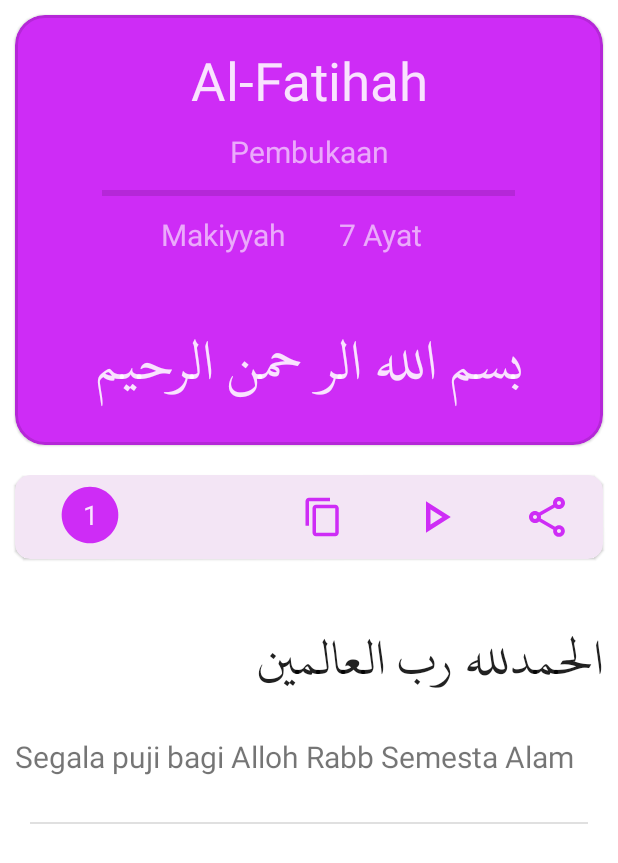
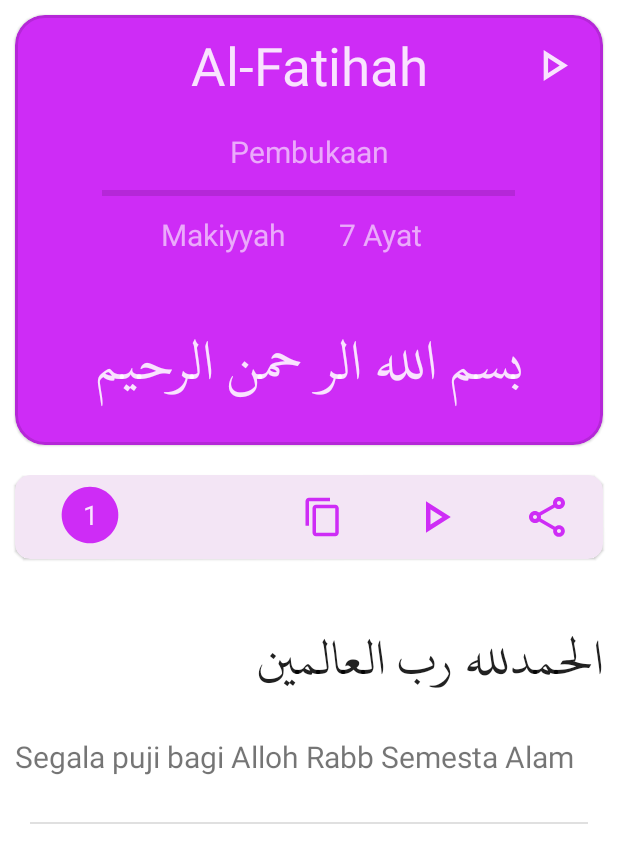
Before and after one commit to RMA-17/QoranQ, an Android app: the layout item_ayat.xml on its own in the app's theme, with its tools: preview values and no code run, on a phone screen of 412 x 824 dp. Shown: the top 863 px of the screen. Run offline under Robolectric (Android 15) with nearby library versions, the light colour scheme and no system bars.

Commit message:
Update Project Beta 4

```diff
--- a/app/build.gradle
+++ b/app/build.gradle
@@ -48,8 +48,8 @@ dependencies {
     kapt("com.google.dagger:hilt-android-compiler:2.38.1")
     implementation 'androidx.core:core-ktx:1.6.0'
     implementation 'androidx.appcompat:appcompat:1.3.1'
-    implementation 'com.google.android.material:material:1.5.0-alpha02'
-    implementation 'androidx.constraintlayout:constraintlayout:2.1.0'
+    implementation 'com.google.android.material:material:1.5.0-alpha04'
+    implementation 'androidx.constraintlayout:constraintlayout:2.1.1'
     implementation 'androidx.lifecycle:lifecycle-livedata-ktx:2.3.1'
     implementation 'androidx.lifecycle:lifecycle-viewmodel-ktx:2.3.1'
     implementation 'androidx.navigation:navigation-fragment-ktx:2.3.5'
@@ -60,4 +60,6 @@ dependencies {
     androidTestImplementation 'androidx.test.espresso:espresso-core:3.4.0'
     implementation fileTree(dir: 'libs', include: ['*.jar'])
     implementation 'com.github.EspoirX:StarrySky:v2.6.4'
+    implementation 'com.fredporciuncula:flow-preferences:1.5.0'
+    implementation "androidx.preference:preference-ktx:1.1.1"
 }
--- a/app/src/main/java/com/rmaproject/myqoran/QuranApplication.kt
+++ b/app/src/main/java/com/rmaproject/myqoran/QuranApplication.kt
@@ -22,6 +22,7 @@ class QuranApplication : Application() {
             }
             pendingIntentMode { NotificationConfig.MODE_BROADCAST }
         }
+
         StarrySky.init(this)
             .setNotificationType(INotification.SYSTEM_NOTIFICATION)
             .setNotificationConfig(notificationConfig)
--- a/app/src/main/java/com/rmaproject/myqoran/ui/quran/read/surah/FragmentQuranReadAdapter.kt
+++ b/app/src/main/java/com/rmaproject/myqoran/ui/quran/read/surah/FragmentQuranReadAdapter.kt
@@ -30,6 +30,7 @@ class FragmentQuranReadAdapter(private val ayatList:List<Quran>,
     var copyOnclickListener:((Quran, Int) -> Unit)? = null
     var footNoteOnClickListener:((Quran) -> Unit)? = null
     var playMurottalListener:((Quran, Int) -> Unit)? = null
+    var playAllAyahClickListener:((Quran, Int) -> Unit)? = null
 
     override fun onCreateViewHolder(parent: ViewGroup, viewType: Int): QuranReadViewHolder {
         val view = LayoutInflater.from(parent.context).inflate(R.layout.item_ayat, parent, false)
@@ -42,7 +43,9 @@ class FragmentQuranReadAdapter(private val ayatList:List<Quran>,
         val totalAyah = totalAyah[surahNumber - 1]
         holder.footNoteTracker(holder.itemView, ayat, footNoteOnClickListener)
         holder.bindView(ayat, totalAyah, position)
-
+        holder.binding.playAllayah.setOnClickListener {
+            playAllAyahClickListener?.invoke(ayat, totalAyah)
+        }
         holder.binding.playMurottal.setOnClickListener {
             playMurottalListener?.invoke(ayat, position)
         }
@@ -52,6 +55,7 @@ class FragmentQuranReadAdapter(private val ayatList:List<Quran>,
         holder.binding.itemCopy.setOnClickListener {
             copyOnclickListener?.invoke(ayat, position)
         }
+
 
     }
 
--- a/app/src/main/res/layout/activity_main.xml
+++ b/app/src/main/res/layout/activity_main.xml
@@ -25,7 +25,7 @@
                 android:layout_width="match_parent"
                 app:title="List Surah"
                 app:titleTextColor="@color/material_on_surface_emphasis_high_type"
-                style="@style/ThemeOverlay.MaterialComponents.Toolbar.Surface"
+                style="@style/Widget.MaterialComponents.Toolbar.Surface"
                 app:menu="@menu/search_surah"
                 app:titleCentered="true"
                 app:navigationIcon="@drawable/menu"
@@ -60,5 +60,7 @@
         android:layout_gravity="start"
         android:fitsSystemWindows="true"
         app:headerLayout="@layout/nav_header_main"
-        app:menu="@menu/activity_main_drawer" />
+        app:menu="@menu/activity_main_drawer">
+
+    </com.google.android.material.navigation.NavigationView>
 </androidx.drawerlayout.widget.DrawerLayout>
--- a/app/src/main/res/layout/item_ayat.xml
+++ b/app/src/main/res/layout/item_ayat.xml
@@ -22,18 +22,42 @@
             android:layout_width="match_parent"
             android:orientation="vertical"
             android:layout_height="match_parent">
-            <TextView
-                android:id="@+id/namaSurat"
-                android:layout_marginTop="20dp"
+            <RelativeLayout
                 android:layout_width="match_parent"
-                android:text="Al-Fatihah"
-                android:layout_gravity="center"
-                android:textColor="@color/material_on_primary_emphasis_high_type"
-                android:textSize="35sp"
-                android:gravity="center"
-                android:layout_height="wrap_content"/>
+                android:layout_height="wrap_content">
+
+                <TextView
+                    android:id="@+id/namaSurat"
+                    android:layout_width="wrap_content"
+                    android:layout_height="wrap_content"
+                    android:layout_centerInParent="true"
+                    android:layout_gravity="center"
+                    android:layout_marginTop="20dp"
+                    android:layout_weight="1"
+                    android:gravity="center"
+                    android:text="Al-Fatihah"
+                    android:textColor="@color/material_on_primary_emphasis_high_type"
+                    android:textSize="35sp" />
+
+                <ImageView
+                    android:id="@+id/playAllayah"
+                    android:layout_width="35dp"
+                    android:layout_height="35dp"
+                    android:layout_alignParentTop="true"
+                    android:layout_alignParentRight="true"
+                    android:layout_centerVertical="true"
+                    android:layout_marginStart="16dp"
+                    android:layout_marginTop="16dp"
+                    android:layout_marginEnd="16dp"
+                    android:layout_marginBottom="16dp"
+                    android:layout_weight="1"
+                    android:background="?selectableItemBackground"
+                    android:src="@drawable/ic_outline_play_arrow_24"
+                    app:tint="@color/material_on_primary_emphasis_high_type" />
+            </RelativeLayout>
             <TextView
                 android:id="@+id/artiSurat"
+                android:layout_weight="1"
                 android:layout_width="match_parent"
                 android:text="Pembukaan"
                 android:layout_marginTop="10dp"
@@ -42,7 +66,6 @@
                 android:textSize="20sp"
                 android:gravity="center"
                 android:layout_height="wrap_content"/>
-
 <!--            <View-->
 <!--                android:layout_marginTop="12dp"-->
 <!--                android:layout_width="300dp"-->
--- a/app/src/main/res/layout/itemviewquranbyjozz.xml
+++ b/app/src/main/res/layout/itemviewquranbyjozz.xml
@@ -79,7 +79,7 @@
                 android:layout_alignParentEnd="true"
                 android:fontFamily="@font/utsmanichafs"
                 android:gravity="center_vertical"
-                android:maxLength="40"
+                android:maxLength="50"
                 android:maxLines="1"
                 android:text="الفاتحة"
                 android:textColor="?colorPrimary"
--- a/app/src/main/res/menu/activity_main_drawer.xml
+++ b/app/src/main/res/menu/activity_main_drawer.xml
@@ -16,5 +16,9 @@
             android:id="@+id/nav_about"
             android:icon="@drawable/ic_baseline_info_24"
             android:title="@string/menu_about" />
+        <item
+            android:id="@+id/nav_settings"
+            android:icon="@drawable/ic_baseline_settings_24"
+            android:title="@string/menu_settings"/>
     </group>
 </menu>
--- a/app/src/main/res/values/strings.xml
+++ b/app/src/main/res/values/strings.xml
@@ -12,4 +12,7 @@
     <string name="menu_about">About Us</string>
     <string name="title_profile">Profile\\</string>
     <string name="title_menu_chat">Chat sekarang</string>
+    <string name="menu_settings">Settings</string>
+    <string name="LIGHTVALUE">LIGHT</string>
+    <string name="LISTPREFERENCEVALUE">LISTPREFERENCEVALUE</string>
 </resources>
```
Also changed, not shown: app/src/main/java/com/rmaproject/myqoran/MainActivity.kt (+26 -7 lines), app/src/main/java/com/rmaproject/myqoran/ui/quran/read/surah/FragmentQuranRead.kt (+27 -6 lines), app/src/main/java/com/rmaproject/myqoran/ui/settings/FragmentSettings.kt (added, +57 -0 lines), app/src/main/java/com/rmaproject/myqoran/ui/settings/ThemePreferences.kt (added, +15 -0 lines), app/src/main/res/drawable/ic_baseline_settings_24.xml (added, +10 -0 lines), app/src/main/res/layout/itemviewquranbypage.xml (+4 -3 lines), app/src/main/res/layout/settings_fragment.xml (added, +46 -0 lines), app/src/main/res/navigation/mobile_navigation.xml (+7 -0 lines), app/src/main/res/values/arrays.xml (added, +11 -0 lines).
